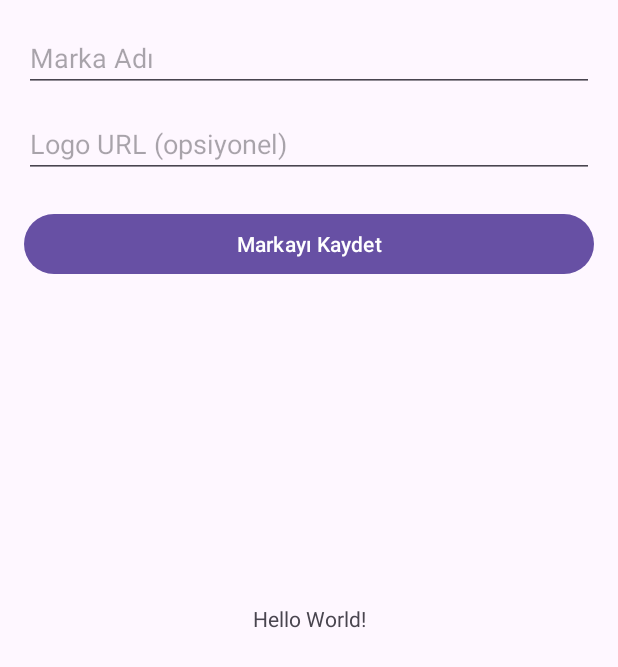
After one commit to beradastan/mobilarababul, an Android app: the AddBrandFragment screen opened through its navigation route, on a phone screen of 412 x 824 dp. The commit adds this screen. Shown: the top 667 px of the screen. Run offline under Robolectric (Android 15) with nearby library versions, the light colour scheme and no system bars; our stand-ins replace Room's generated code.

Commit message:
initial commit

```diff
--- /dev/null
+++ b/app/src/main/java/com/example/mobilproje/ui/fragment/AddBrandFragment.java
@@ -0,0 +1,53 @@
+package com.example.mobilproje.ui.fragment;
+
+import android.os.Bundle;
+import android.view.LayoutInflater;
+import android.view.View;
+import android.view.ViewGroup;
+import android.widget.Toast;
+
+import androidx.annotation.NonNull;
+import androidx.annotation.Nullable;
+import androidx.fragment.app.Fragment;
+import androidx.lifecycle.ViewModelProvider;
+import androidx.navigation.fragment.NavHostFragment;
+
+import com.example.mobilproje.data.model.Brand;
+import com.example.mobilproje.databinding.FragmentAddBrandBinding;
+import com.example.mobilproje.viewmodel.BrandViewModel;
+
+public class AddBrandFragment extends Fragment {
+
+    private FragmentAddBrandBinding binding;
+    private BrandViewModel brandViewModel;
+
+    @Override
+    public View onCreateView(LayoutInflater inflater, ViewGroup container, Bundle savedInstanceState) {
+        binding = FragmentAddBrandBinding.inflate(inflater, container, false);
+        return binding.getRoot();
+    }
+
+    @Override
+    public void onViewCreated(@NonNull View view, @Nullable Bundle savedInstanceState) {
+        super.onViewCreated(view, savedInstanceState);
+
+        brandViewModel = new ViewModelProvider(this).get(BrandViewModel.class);
+
+        binding.btnSaveBrand.setOnClickListener(v -> {
+            String name = binding.etBrandName.getText().toString().trim();
+            String logoUrl = binding.etLogoUrl.getText().toString().trim();
+
+            if (name.isEmpty()) {
+                Toast.makeText(getContext(), "Marka adı zorunludur", Toast.LENGTH_SHORT).show();
+                return;
+            }
+
+            Brand brand = new Brand(name, logoUrl);
+            brandViewModel.insert(brand);
+
+            Toast.makeText(getContext(), "Marka eklendi", Toast.LENGTH_SHORT).show();
+
+            NavHostFragment.findNavController(this).navigateUp();
+        });
+    }
+}
--- a/app/src/main/java/com/example/mobilproje/ui/fragment/AddCarFragment.java
+++ b/app/src/main/java/com/example/mobilproje/ui/fragment/AddCarFragment.java
@@ -29,7 +29,7 @@
 
 /**
  * A simple {@link Fragment} subclass.
- * Use the {@link AddCarFragment#newInstance} factory method to
+ * Use the {@link AddCarFragment#} factory method to
  * create an instance of this fragment.
  *
  */
--- /dev/null
+++ b/app/src/main/res/layout/fragment_add_brand.xml
@@ -0,0 +1,26 @@
+<LinearLayout xmlns:android="http://schemas.android.com/apk/res/android"
+    android:orientation="vertical"
+    android:padding="16dp"
+    android:layout_width="match_parent"
+    android:layout_height="match_parent">
+
+    <EditText
+        android:id="@+id/etBrandName"
+        android:hint="Marka Adı"
+        android:layout_width="match_parent"
+        android:layout_height="wrap_content" />
+
+    <EditText
+        android:id="@+id/etLogoUrl"
+        android:hint="Logo URL (opsiyonel)"
+        android:layout_width="match_parent"
+        android:layout_height="wrap_content"
+        android:layout_marginTop="12dp" />
+
+    <Button
+        android:id="@+id/btnSaveBrand"
+        android:text="Markayı Kaydet"
+        android:layout_marginTop="20dp"
+        android:layout_width="match_parent"
+        android:layout_height="wrap_content" />
+</LinearLayout>
--- a/app/src/main/res/navigation/nav_graph.xml
+++ b/app/src/main/res/navigation/nav_graph.xml
@@ -2,32 +2,32 @@
 <navigation xmlns:android="http://schemas.android.com/apk/res/android"
     xmlns:app="http://schemas.android.com/apk/res-auto"
     android:id="@+id/nav_graph"
-    app:startDestination="@id/LoginFragment">
+    app:startDestination="@id/loginFragment">
 
     <fragment
-        android:id="@+id/LoginFragment"
+        android:id="@+id/loginFragment"
         android:name="com.example.mobilproje.ui.fragment.LoginFragment"
         android:label="LoginFragment">
 
         <!-- GEÇİŞ BURADA EKLENDİ -->
         <action
             android:id="@+id/action_loginFragment_to_carListFragment"
-            app:destination="@id/CarListFragment" />
+            app:destination="@id/carListFragment" />
     </fragment>
 
     <fragment
-        android:id="@+id/CarListFragment"
+        android:id="@+id/carListFragment"
         android:name="com.example.mobilproje.ui.fragment.CarListFragment"
         android:label="CarListFragment" />
 
     <fragment
-        android:id="@+id/AddCarFragment"
+        android:id="@+id/addCarFragment"
         android:name="com.example.mobilproje.ui.fragment.AddCarFragment"
-        android:label="AddCarFragment">
+        android:label="addCarFragment">
 
         <action
             android:id="@+id/action_addCarFragment_to_carListFragment"
-            app:destination="@id/CarListFragment" />
+            app:destination="@id/carListFragment" />
     </fragment>
 
     <fragment
@@ -41,4 +41,10 @@
         app:destination="@id/carDetailFragment" />
     </fragment>
 
+    <fragment
+        android:id="@+id/addBrandFragment"
+        android:name="com.example.mobilproje.ui.fragment.AddBrandFragment"
+        android:label="AddBrandFragment" />
+
+
 </navigation>
```
